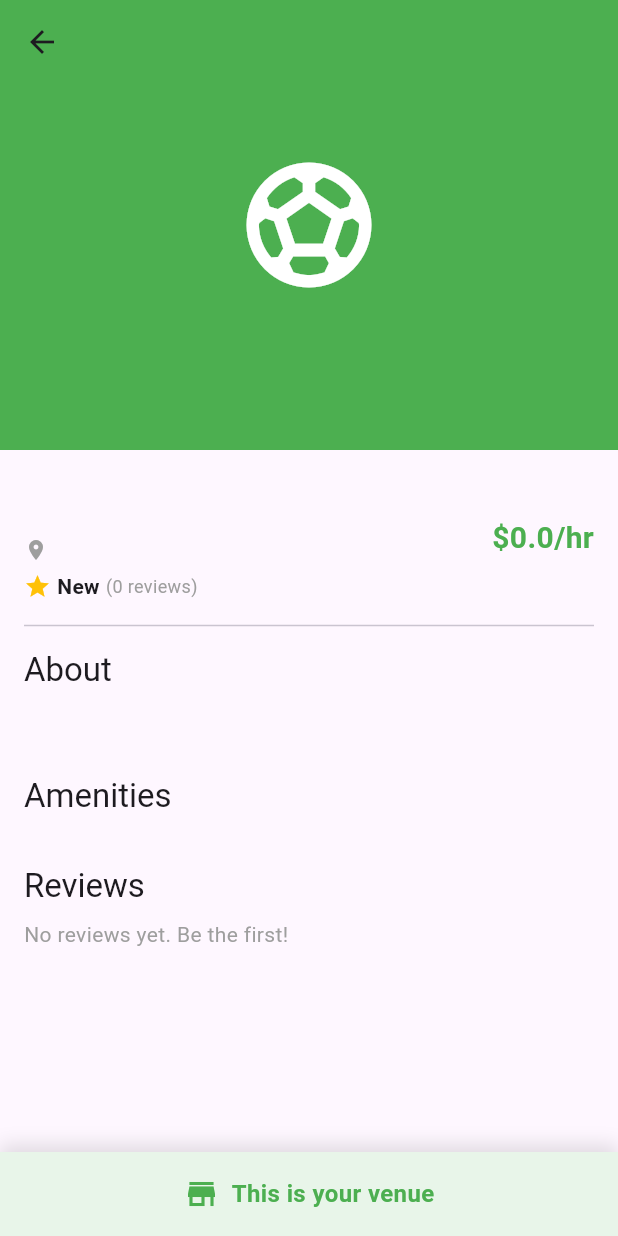
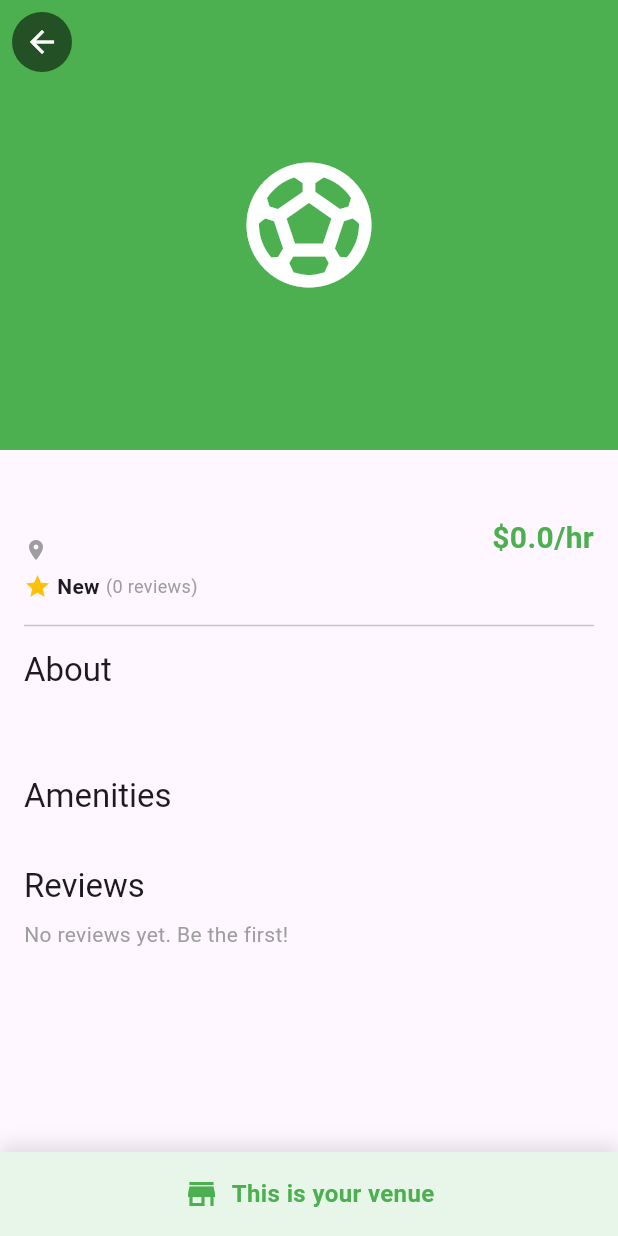
Before and after one commit to Junaid-Abrar/Turf_War_Platform, a Flutter app: the VenueDetailsScreen screen opened directly with empty values, on a phone screen of 412 x 824 dp. Run offline on Flutter 3.47's test engine with Material 3 defaults, Android fonts, the phone set to English and light mode, and no system bars; our stand-ins replace cloud_firestore, firebase_core, firebase_messaging, flutter_secure_storage, image_picker; missing offline and left inert: flutter_stripe; accounts and stored records are empty; network calls fail.

Commit message:
fix: include role/name/email in JWT payload, add back button to venue details

```diff
--- a/mobile-app/lib/features/home/screens/venue_details_screen.dart
+++ b/mobile-app/lib/features/home/screens/venue_details_screen.dart
@@ -108,6 +108,16 @@ class _VenueDetailsScreenState extends State<VenueDetailsScreen> {
           SliverAppBar(
             expandedHeight: 300,
             pinned: true,
+            leading: Padding(
+              padding: const EdgeInsets.all(8.0),
+              child: CircleAvatar(
+                backgroundColor: Colors.black54,
+                child: IconButton(
+                  icon: const Icon(Icons.arrow_back, color: Colors.white),
+                  onPressed: () => Navigator.pop(context),
+                ),
+              ),
+            ),
             flexibleSpace: FlexibleSpaceBar(
               title: Text(widget.venue.name, style: const TextStyle(color: Colors.white, shadows: [Shadow(blurRadius: 10)])),
               background: widget.venue.images.isNotEmpty
```
Also changed, not shown: 1 other file.
